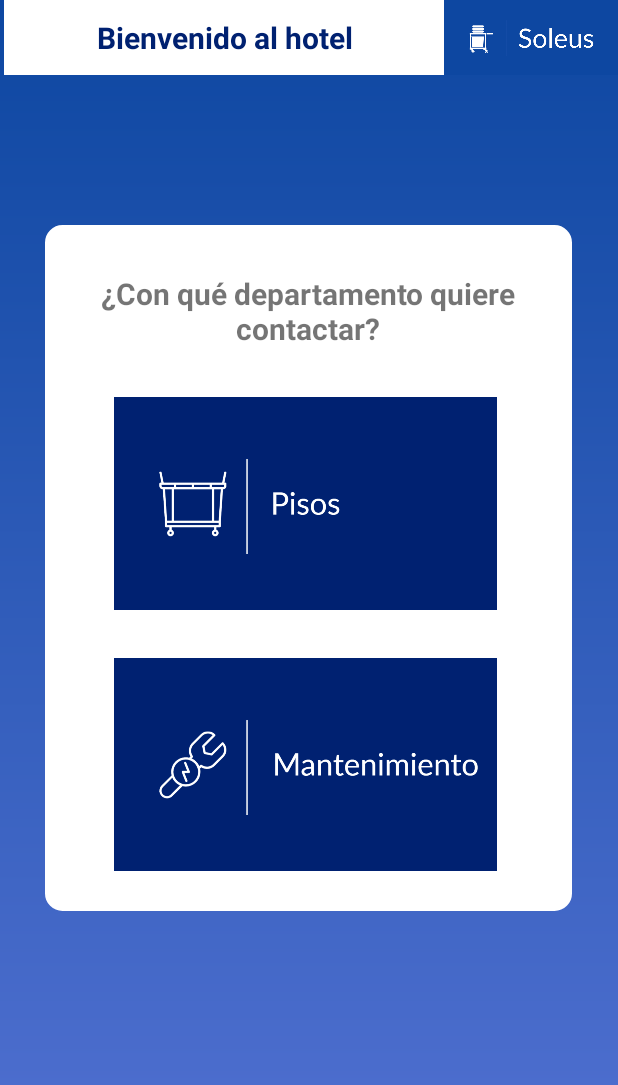
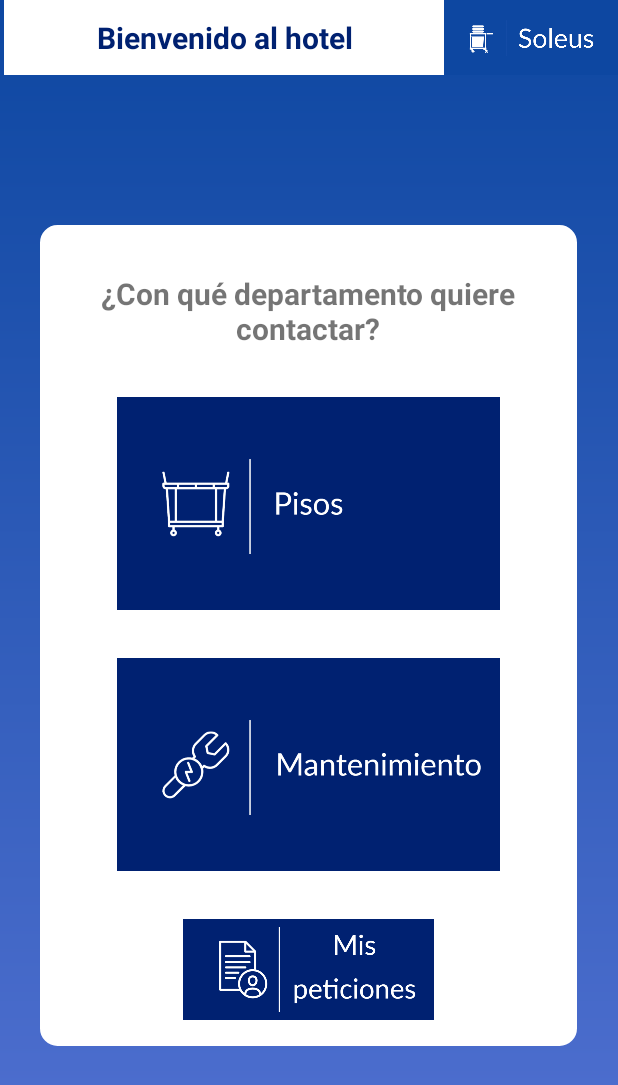
Before and after one commit to franciscoluna94/Soleus, an Android app: the UserWelcomeActivity screen opened directly, with no data from a screen before it, on a phone screen of 412 x 824 dp. Shown: the top 1085 px of the screen. Run offline under Robolectric (Android 15) with nearby library versions, the phone set to English and light mode, and no system bars.

Commit message:
Final commit
Upgraded designs, added a button to see our own requests as a client and an endDate to ended requests

```diff
--- a/app/src/main/java/com/soleus/activities/UserWelcomeActivity.java
+++ b/app/src/main/java/com/soleus/activities/UserWelcomeActivity.java
@@ -9,6 +9,7 @@ import android.widget.ImageButton;
 
 import com.soleus.R;
 import com.soleus.models.UserModel;
+import com.soleus.net.ClientNet;
 
 public class UserWelcomeActivity extends AppCompatActivity implements View.OnClickListener {
 
@@ -28,10 +29,12 @@ public class UserWelcomeActivity extends AppCompatActivity implements View.OnCli
         /* References to components */
         ImageButton btnHousekeeping = findViewById(R.id.btnWelcomeHkRequest);
         ImageButton btnMaintenance = findViewById(R.id.btnWelcomeMtRequest);
+        ImageButton btnMyRequests = findViewById(R.id.btnWelcomemyRequests);
 
         /* Listeners */
         btnHousekeeping.setOnClickListener(this);
         btnMaintenance.setOnClickListener(this);
+        btnMyRequests.setOnClickListener(this);
 
 
 
@@ -51,6 +54,12 @@ public class UserWelcomeActivity extends AppCompatActivity implements View.OnCli
                 openMaintenanceRequest.putExtra("userLogged", userLogged);
                 startActivity(openMaintenanceRequest);
                 break;
+            case R.id.btnWelcomemyRequests:
+                Thread getRoomRequests = new Thread( new ClientNet(userLogged,
+                        getString(R.string.updateRoomRequestList_Request), view, this)) ;
+                getRoomRequests.start();
+                break;
+
         }
     }
 
--- a/app/src/main/java/com/soleus/adapters/RoomRequestAdapter.java
+++ b/app/src/main/java/com/soleus/adapters/RoomRequestAdapter.java
@@ -44,9 +44,11 @@ public class RoomRequestAdapter extends RecyclerView.Adapter<RoomRequestAdapter.
         holder.txtDescriptionCard.setText(roomRequestList.get(position).getRequestDescription());
         holder.txtTimeCard.setText(roomRequestList.get(position).getRequestTime());
         if (roomRequestList.get(position).isRequestEnded()) {
-            holder.txtEndedCard.setText("Finalizada");
+            holder.txtEndedCard.setText(roomRequestList.get(position).getRequestEndTime());
+            holder.txtEndedCard.setBackgroundResource(R.drawable.textviewbordergreen);
         } else {
             holder.txtEndedCard.setText("Pendiente");
+            holder.txtEndedCard.setBackgroundResource(R.drawable.textviewborderred);
         }
     } // onBindViewHolder
 
--- /dev/null
+++ b/app/src/main/res/drawable/textviewbordergreen.xml
@@ -0,0 +1,5 @@
+<?xml version="1.0" encoding="utf-8"?>
+<shape xmlns:android="http://schemas.android.com/apk/res/android">
+    <solid android:color="@color/green"/>
+    <stroke android:width="2dp" android:color="@color/white" />
+</shape>
--- /dev/null
+++ b/app/src/main/res/drawable/textviewborderred.xml
@@ -0,0 +1,5 @@
+<?xml version="1.0" encoding="utf-8"?>
+<shape xmlns:android="http://schemas.android.com/apk/res/android">
+    <solid android:color="@color/red"/>
+    <stroke android:width="2dp" android:color="@color/white" />
+</shape>
--- a/app/src/main/res/layout/activity_user_welcome_screen.xml
+++ b/app/src/main/res/layout/activity_user_welcome_screen.xml
@@ -36,8 +36,8 @@
 
     <LinearLayout
         android:id="@+id/linearWelcome"
-        android:layout_width="351dp"
-        android:layout_height="457dp"
+        android:layout_width="358dp"
+        android:layout_height="547dp"
         android:layout_marginStart="24dp"
         android:layout_marginTop="100dp"
         android:layout_marginEnd="25dp"
@@ -64,7 +64,7 @@
             android:id="@+id/btnWelcomeHkRequest"
             android:layout_width="255dp"
             android:layout_height="142dp"
-            android:layout_marginStart="46dp"
+            android:layout_gravity="center"
             android:layout_marginTop="32dp"
             android:background="@color/soleus_dark"
             android:contentDescription="@string/housekeepingButton_description"
@@ -75,13 +75,24 @@
             android:id="@+id/btnWelcomeMtRequest"
             android:layout_width="255dp"
             android:layout_height="142dp"
-            android:layout_marginStart="46dp"
+            android:layout_gravity="center"
             android:layout_marginTop="32dp"
             android:background="@color/soleus_dark"
             android:contentDescription="@string/maintenanceButton_description"
             android:scaleType="centerCrop"
             app:srcCompat="@drawable/mt2button" />
 
+        <ImageButton
+            android:id="@+id/btnWelcomemyRequests"
+            android:layout_width="167dp"
+            android:layout_height="67dp"
+            android:layout_gravity="center"
+            android:layout_marginTop="32dp"
+            android:background="@color/soleus_dark"
+            android:contentDescription="@string/WelcomeMyRequestsButton_description"
+            android:scaleType="centerCrop"
+            app:srcCompat="@drawable/myrequestsbutton" />
+
     </LinearLayout>
 
 </androidx.constraintlayout.widget.ConstraintLayout>
--- a/app/src/main/res/layout/room_request_card.xml
+++ b/app/src/main/res/layout/room_request_card.xml
@@ -90,11 +90,12 @@
                 android:layout_height="match_parent"
                 android:layout_gravity="center"
                 android:layout_weight="1"
-                android:background="@drawable/textviewborder"
+                android:background="@drawable/textviewborderred"
                 android:gravity="center"
                 android:textAlignment="center"
                 android:textColor="@color/white"
                 android:textSize="16sp" />
+
         </LinearLayout>
     </LinearLayout>
 
--- a/app/src/main/res/values/colors.xml
+++ b/app/src/main/res/values/colors.xml
@@ -7,4 +7,6 @@
     <color name="teal_700">#FF018786</color>
     <color name="black">#FF000000</color>
     <color name="white">#FFFFFFFF</color>
+    <color name="red">#ff1744</color>
+    <color name="green">#00e676</color>
 </resources>
--- a/app/src/main/res/values/strings.xml
+++ b/app/src/main/res/values/strings.xml
@@ -72,6 +72,7 @@
     <string name="AdminUsersListButton_description">Ver usuarios</string>
     <string name="AdminCreateHkRequest_description">Crear petición a pisos</string>
     <string name="AdminCreateMtRequest_description">Crear petición a mantenimiento</string>
+    <string name="WelcomeMyRequestsButton_description">Mis peticiones</string>
 
     <!-- Departments -->
     <string name="housekeeping">HOUSEKEEPING</string>
```
Also changed, not shown: app/src/main/java/com/soleus/Utils.java (+12 -16 lines), app/src/main/java/com/soleus/models/RoomRequest.java (+12 -1 lines), app/src/main/res/drawable/myrequestsbutton.png (added).
